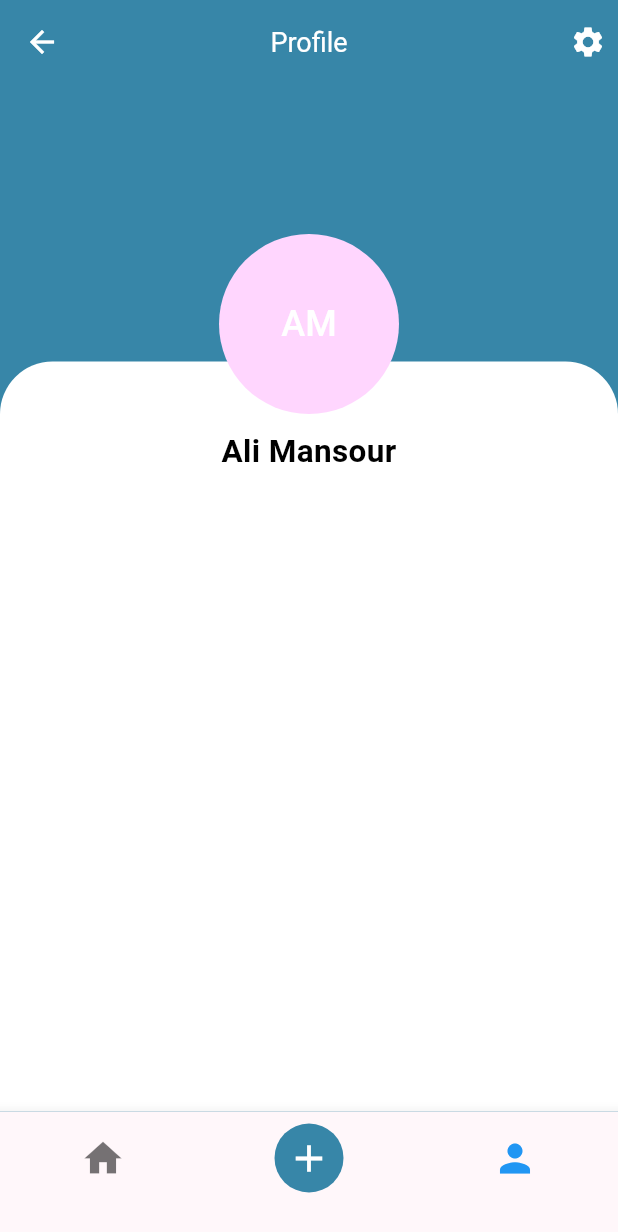
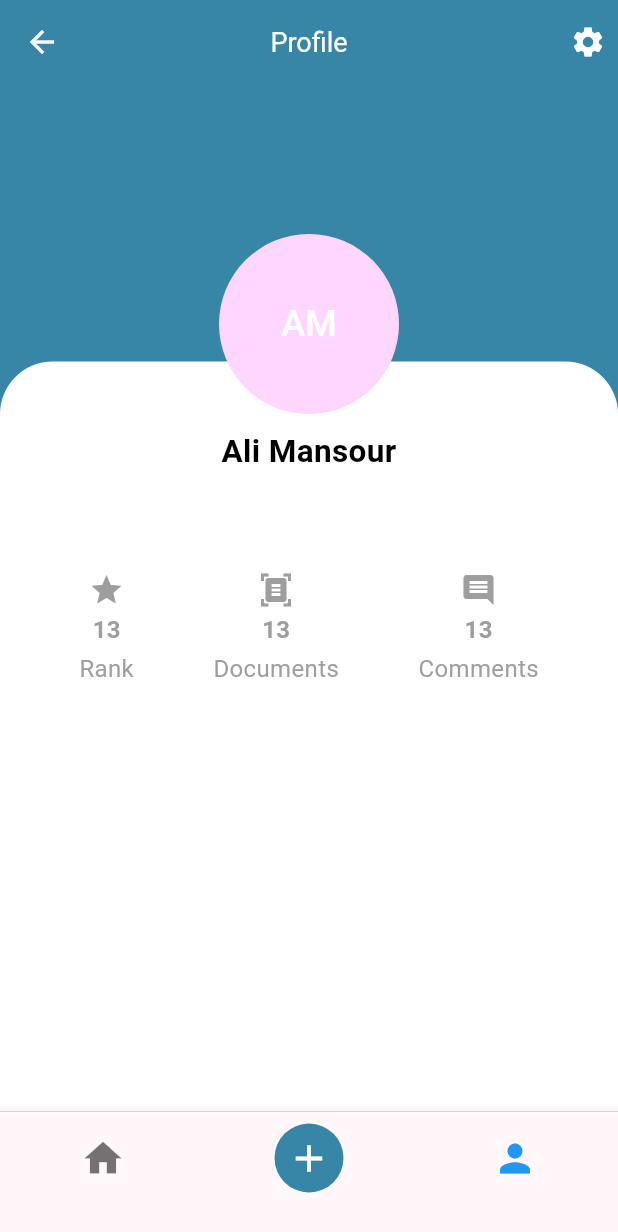
Before and after one commit to ali-mansour21/Studify-App, a Flutter app: the ProfileScreen screen opened by its route, on a phone screen of 412 x 824 dp. Shown: the top 1232 px of the screen. Run offline on Flutter 3.47's test engine with Material 3 defaults, Android fonts, the phone set to English and light mode, and no system bars; our stand-ins replace camera.

Commit message:
Create the state section

```diff
--- a/mobile/lib/screens/profile_screen.dart
+++ b/mobile/lib/screens/profile_screen.dart
@@ -1,6 +1,7 @@
 import 'package:flutter/material.dart';
 import 'package:flutter/widgets.dart';
 import 'package:mobile/widgets/navigation_bar.dart';
+import 'package:mobile/widgets/state_layout.dart';
 
 class ProfileScreen extends StatefulWidget {
   const ProfileScreen({super.key});
@@ -52,7 +53,7 @@ class _ProfileScreenState extends State<ProfileScreen> {
         actions: [
           Padding(
             padding: const EdgeInsets.only(right: 8),
-            child:  Container(
+            child: Container(
               child: const Icon(Icons.settings, color: Colors.white),
             ),
           )
@@ -97,6 +98,31 @@ class _ProfileScreenState extends State<ProfileScreen> {
                   textAlign: TextAlign.center,
                 ),
               ),
+              Positioned(
+                top: 140,
+                left: 0,
+                right: 0,
+                child: Row(
+                  mainAxisAlignment: MainAxisAlignment.spaceEvenly,
+                  children: [
+                    StateWidget(
+                      count: '13',
+                      label: 'Rank',
+                      icon: Icons.star,
+                    ),
+                    StateWidget(
+                      count: '13',
+                      label: 'Documents',
+                      icon: Icons.document_scanner,
+                    ),
+                    StateWidget(
+                      count: '13',
+                      label: 'Comments',
+                      icon: Icons.comment,
+                    ),
+                  ],
+                ),
+              ),
             ],
           ),
         ),
--- a/mobile/lib/widgets/state_layout.dart
+++ b/mobile/lib/widgets/state_layout.dart
@@ -3,7 +3,12 @@ import 'package:flutter/material.dart';
 class StateWidget extends StatelessWidget {
   final String count;
   final String label;
-  const StateWidget({super.key, required this.count, required this.label});
+  final IconData icon;
+  const StateWidget(
+      {super.key,
+      required this.count,
+      required this.label,
+      required this.icon});
 
   @override
   Widget build(BuildContext context) {
@@ -11,10 +16,14 @@ class StateWidget extends StatelessWidget {
       mainAxisSize: MainAxisSize.min,
       mainAxisAlignment: MainAxisAlignment.center,
       children: <Widget>[
+        Icon(icon, color: Colors.grey),
+        const SizedBox(height: 3),
         Text(
           count,
-          style: const TextStyle(fontSize: 16, fontWeight: FontWeight.bold),
+          style: const TextStyle(
+              fontSize: 16, fontWeight: FontWeight.bold, color: Colors.grey),
         ),
+        const SizedBox(height: 3),
         Text(
           label,
           style: const TextStyle(fontSize: 16, color: Colors.grey),
```
